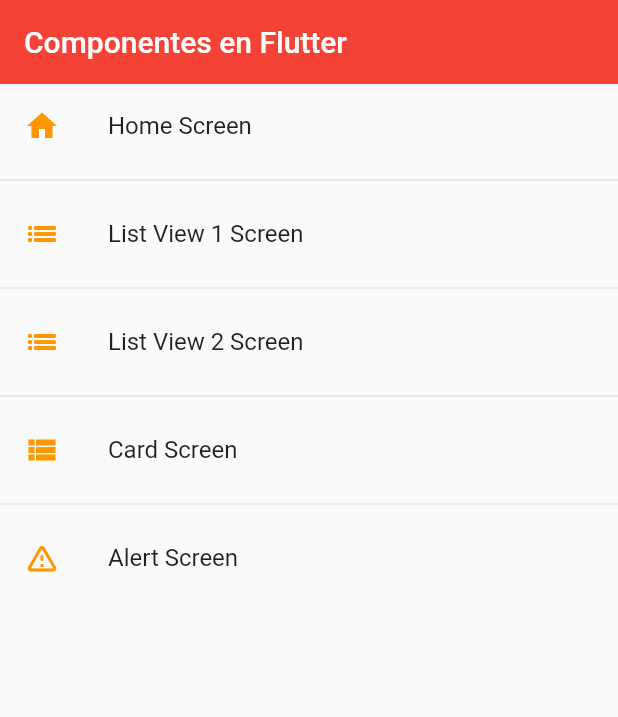
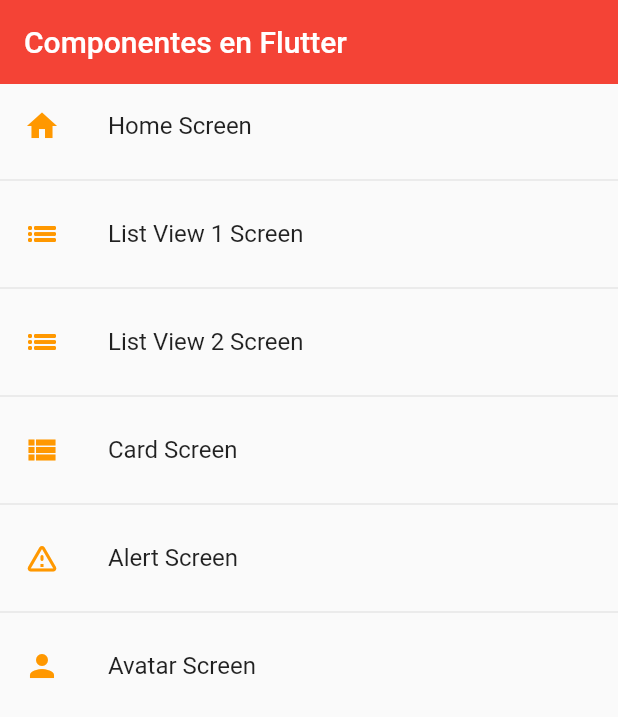
Before and after one commit to DevAndresVargas/widgets_app, a Flutter app: the screen it shows after launch, on a phone screen of 412 x 824 dp. Shown: the top 717 px of the screen. Run offline on Flutter 3.47's test engine with Material 2 defaults, Android fonts, the phone set to English and light mode, and no system bars.

Commit message:
circle avatar image

```diff
--- a/lib/router/app_routes.dart
+++ b/lib/router/app_routes.dart
@@ -13,7 +13,8 @@ class AppRoutes{
     MenuOption(route: 'Listview1', icon: Icons.list_outlined, name: 'List View 1 Screen', screen: const ListView1Screen()),
     MenuOption(route: 'Listview2', icon: Icons.list_outlined, name: 'List View 2 Screen', screen: const ListView2Screen()),
     MenuOption(route: 'card', icon: Icons.view_list_sharp, name: 'Card Screen', screen: const CardScreen()),
-    MenuOption(route: 'alert', icon: Icons.warning_amber_rounded, name: 'Alert Screen', screen: const AlertScreen())
+    MenuOption(route: 'alert', icon: Icons.warning_amber_rounded, name: 'Alert Screen', screen: const AlertScreen()),
+    MenuOption(route: 'avatar', icon: Icons.person, name: 'Avatar Screen', screen: const AvatarScreen())
   ];
 
   static Map<String, Widget Function(BuildContext)> getAppRoutes(){
--- a/lib/screens/screens.dart
+++ b/lib/screens/screens.dart
@@ -1,3 +1,4 @@
+export 'package:widget_app/screens/avatar_screen.dart';
 export 'package:widget_app/themes/app_theme.dart';
 export 'package:widget_app/screens/home_screen.dart';
 export 'package:widget_app/screens/alert_screen.dart';
```
Also changed, not shown: lib/screens/avatar_screen.dart (added, +31 -0 lines), assets/images/stan_lee.png (added).
